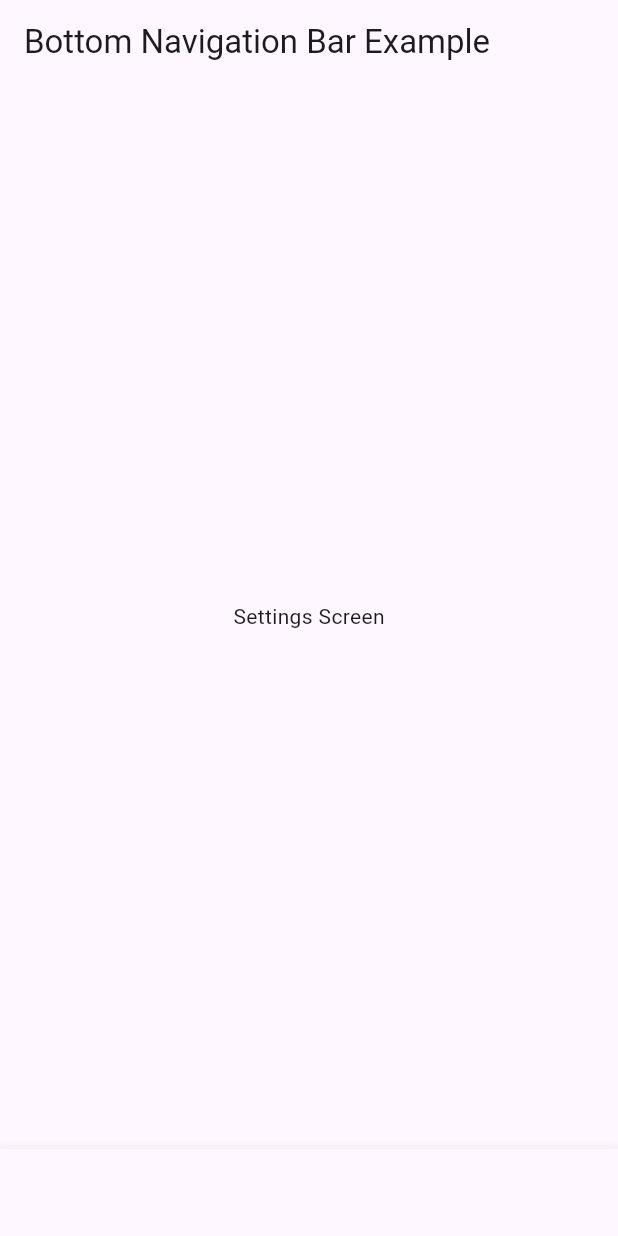
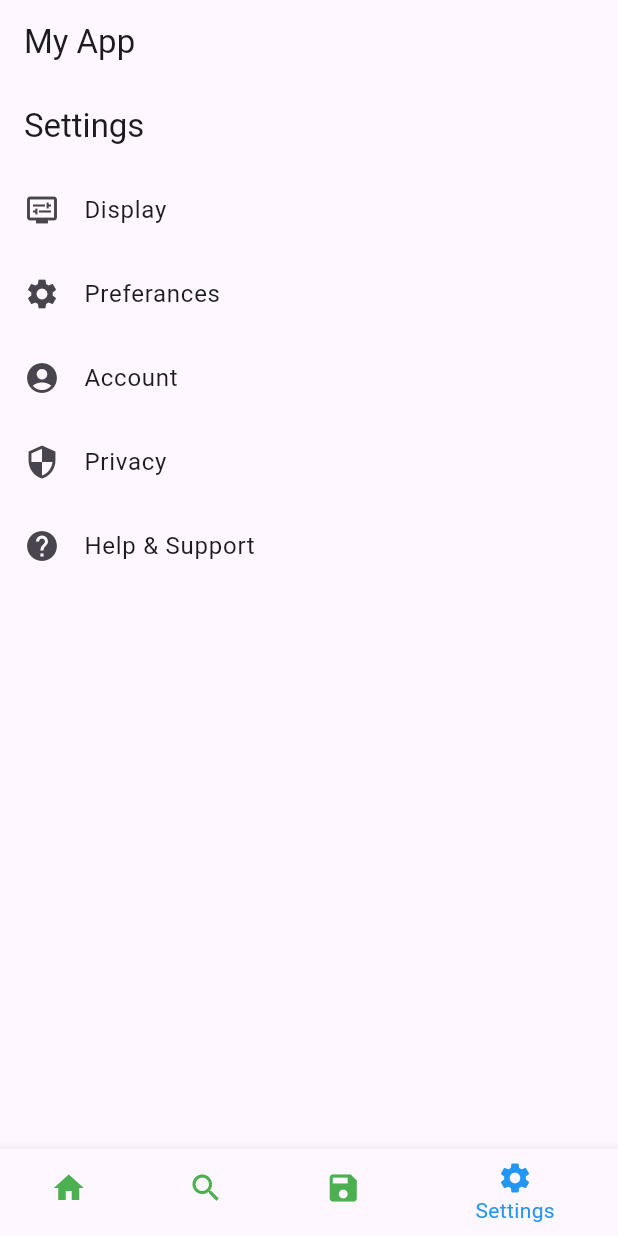
Before and after one commit to PeterDew0001/Builder-s-refeance-app, a Flutter app: the screen it shows after launch, item 4 of the bottom bar chosen, on a phone screen of 412 x 824 dp. Run offline on Flutter 3.47's test engine with Material 3 defaults, Android fonts, the phone set to English and light mode, and no system bars.

Commit message:
Dark Mode

```diff
--- a/flutter_application_1/lib/main.dart
+++ b/flutter_application_1/lib/main.dart
@@ -1,107 +1,223 @@
 import 'package:flutter/material.dart';
+import 'package:provider/provider.dart';
+import 'theme_controller.dart';
 
-void main() {
-  runApp(MyApp());
+void main() => runApp(MyApp());
+
+class MyApp extends StatelessWidget {
+  @override
+  Widget build(BuildContext context) {
+    return ChangeNotifierProvider<ThemeController>(
+      create: (_) => ThemeController(),
+      child: Consumer<ThemeController>(
+        builder: (context, themeController, child) {
+          return MaterialApp(
+            title: 'My App',
+            theme: themeController.getThemeData(themeController.isDarkModeEnabled),
+            home: MyHomePage(),
+          );
+        },
+      ),
+    );
+  }
 }
 
-class MyApp extends StatefulWidget {
-  const MyApp({super.key});
 
+
+
+class MyHomePage extends StatefulWidget {
   @override
   _MyAppState createState() => _MyAppState();
 }
 
-class _MyAppState extends State<MyApp> {
-  int _currentIndex = 0; // Track the selected index
+class _MyAppState extends State<MyHomePage> {
+  int _selectedIndex = 0; // Default index
 
-  final List<Widget> _pages = [
-    HomeScreen(),
-    SearchScreen(),
-    ProfileScreen(),
-    SettingsScreen(),
+  static const List<Widget> _widgetOptions = <Widget>[
+    HomePage(),
+    SearchPage(),
+    SavedPage(),
+    SettingsPage(),
   ];
+
+  void _onItemTapped(int index) {
+    setState(() {
+      _selectedIndex = index;
+    });
+  }
 
   @override
   Widget build(BuildContext context) {
     return MaterialApp(
+      title: 'My App',
+      theme: ThemeController().getThemeData(ThemeController().isDarkModeEnabled),
       home: Scaffold(
         appBar: AppBar(
-          title: const Text('Bottom Navigation Bar Example'),
+          title: const Text('My App'),
         ),
-        body: _pages[_currentIndex], // Display the selected page
+        body: Center(
+          child: _widgetOptions.elementAt(_selectedIndex),
+        ),
         bottomNavigationBar: BottomNavigationBar(
-          currentIndex: _currentIndex,
-          onTap: (index) {
-            setState(() {
-              _currentIndex = index; // Update the selected index
-            });
-          },
-          items: const [
+          items: const <BottomNavigationBarItem>[
             BottomNavigationBarItem(
               icon: Icon(Icons.home),
               label: 'Home',
             ),
             BottomNavigationBarItem(
               icon: Icon(Icons.search),
-              label: 'Products',
+              label: 'Search',
             ),
             BottomNavigationBarItem(
-              icon: Icon(Icons.file_present),
-              label: 'NZBC',
+              icon: Icon(Icons.save),
+              label: 'Saved',
             ),
-            BottomNavigationBarItem(
+            BottomNavigationBarItem( // New item for Settings
               icon: Icon(Icons.settings),
-              label: 'Settings')
-          ]
+              label: 'Settings',
+            ),
+
+          ],
+          currentIndex: _selectedIndex,
+          onTap: _onItemTapped,
+          selectedItemColor: Theme.of(context).primaryColor,
+          unselectedItemColor: Theme.of(context).hintColor,
         ),
-      )
+      ),
     );
   }
 }
 
 
-
-class HomeScreen extends StatelessWidget {
-  const HomeScreen({super.key});
+class SavedPage extends StatelessWidget {
+  const SavedPage({super.key});
 
   @override
   Widget build(BuildContext context) {
-    return const Center(
-      child: Text('Home Screen'),
+    return Scaffold(
+      appBar: AppBar(
+        title: const Text("Saved"),
+      ),
+      body: const Center(
+        child: Text("Saved Page"),
+      ),
     );
   }
 }
 
-class SearchScreen extends StatelessWidget {
-  const SearchScreen({super.key});
+class HomePage extends StatelessWidget {
+  const HomePage({super.key});
 
   @override
   Widget build(BuildContext context) {
-    return const Center(
-      child: Text('Search Screen'),
+    return Scaffold(
+      appBar: AppBar(
+        title: const Text("Home"),
+      ),
+      body: const Center(
+        child: Text("Home Page"),
+      ),
     );
   }
 }
 
-class ProfileScreen extends StatelessWidget {
-  const ProfileScreen({super.key});
+class SearchPage extends StatelessWidget {
+  const SearchPage({Key? key});
 
   @override
   Widget build(BuildContext context) {
-    return const Center(
-      child: Text('Profile Screen'),
+    return Scaffold(
+      appBar: AppBar(
+        title: const Text("Search"),
+      ),
+      body: const Center(
+        child: Text("Search Page"),
+      ),
     );
   }
 }
 
 
-class SettingsScreen extends StatelessWidget {
-  const SettingsScreen({super.key});
+class SettingsPage extends StatelessWidget {
+  const SettingsPage({Key? key});
+
 
   @override
   Widget build(BuildContext context) {
-    return const Center(
-      child: Text("Settings Screen"),
-      );
+    return Scaffold(
+      appBar: AppBar(
+        title: const Text("Settings"),
+      ),
+      body: ListView(
+        children: [
+          ListTile(
+            leading: Icon(Icons.display_settings),
+            title: Text("Display"),
+            onTap: () {
+              // Handle language settings
+              Navigator.of(context).push(
+                MaterialPageRoute(builder: (context) => DisplaySettingsPage()),
+              );
+            },
+          ),
+          ListTile(
+            leading: Icon(Icons.settings),
+            title: Text("Preferances"),
+            onTap: () {
+              // Handle notification settings
+              DisplaySettingsPage();
+            },
+          ),
+          ListTile(
+            leading: Icon(Icons.account_circle),
+            title: Text("Account"),
+            onTap: () {
+              // Handle account settings
+            },
+          ),
+          ListTile(
+            leading: Icon(Icons.security),
+            title: Text("Privacy"),
+            onTap: () {
+              // Handle privacy settings
+            },
+          ),
+          ListTile(
+            leading: Icon(Icons.help),
+            title: Text("Help & Support"),
+            onTap: () {
+              // Handle help and support settings
+            },
+          ),
+        ],
+      ),
+    );
   }
 }
+
+
+class DisplaySettingsPage extends StatelessWidget {
+  const DisplaySettingsPage({Key? key});
+
+  @override
+  Widget build(BuildContext context) {
+    return Scaffold(
+      appBar: AppBar(
+        title: const Text("Display Settings"),
+      ),
+      body: ListView(
+        children: [
+          ListTile(
+            title: Text("Dark Mode"),
+            trailing: Switch(
+              value: ThemeController().isDarkModeEnabled,
+              onChanged: (value) {
+                ThemeController().toggleDarkMode(value);
+              },
+            ),
+          ),
+        ],
+      ),
+    );
+  }
+}
--- /dev/null
+++ b/flutter_application_1/lib/theme_controller.dart
@@ -0,0 +1,32 @@
+import 'package:flutter/material.dart';
+import 'package:flutter/foundation.dart'; // Required for ChangeNotifier
+
+class ThemeController extends ChangeNotifier {
+  static ThemeController _instance = ThemeController._internal();
+  bool _isDarkMode = false; // Declare the private field to track dark mode status
+
+  factory ThemeController() {
+    return _instance;
+  }
+
+  ThemeController._internal();
+
+  bool get isDarkModeEnabled => _isDarkMode; // Use the private field
+
+  ThemeData getThemeData(bool isDarkMode) {
+    return isDarkMode
+        ? ThemeData.dark().copyWith(
+            primaryColor: Colors.blue,
+            hintColor: Colors.green,
+          )
+        : ThemeData.light().copyWith(
+            primaryColor: Colors.blue,
+            hintColor: Colors.green,
+          );
+  }
+
+  void toggleDarkMode(bool value) {
+    _isDarkMode = value; // Update the dark mode status
+    notifyListeners(); // Notify all listening widgets of the change
+  }
+}
--- a/flutter_application_1/pubspec.yaml
+++ b/flutter_application_1/pubspec.yaml
@@ -30,6 +30,9 @@ environment:
 dependencies:
   flutter:
     sdk: flutter
+  provider: ^6.1.2
+  shared_preferences: ^2.0.5
+
 
 
   # The following adds the Cupertino Icons font to your application.
```
Also changed, not shown: flutter_application_1/pubspec.lock, 2 other files.
